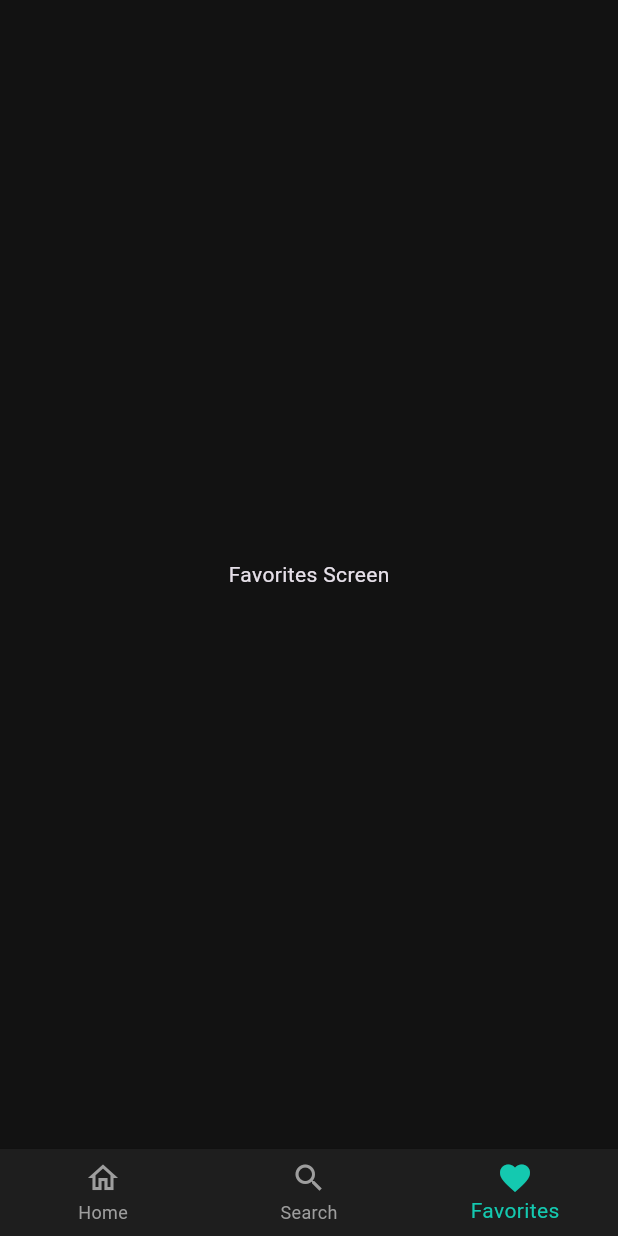
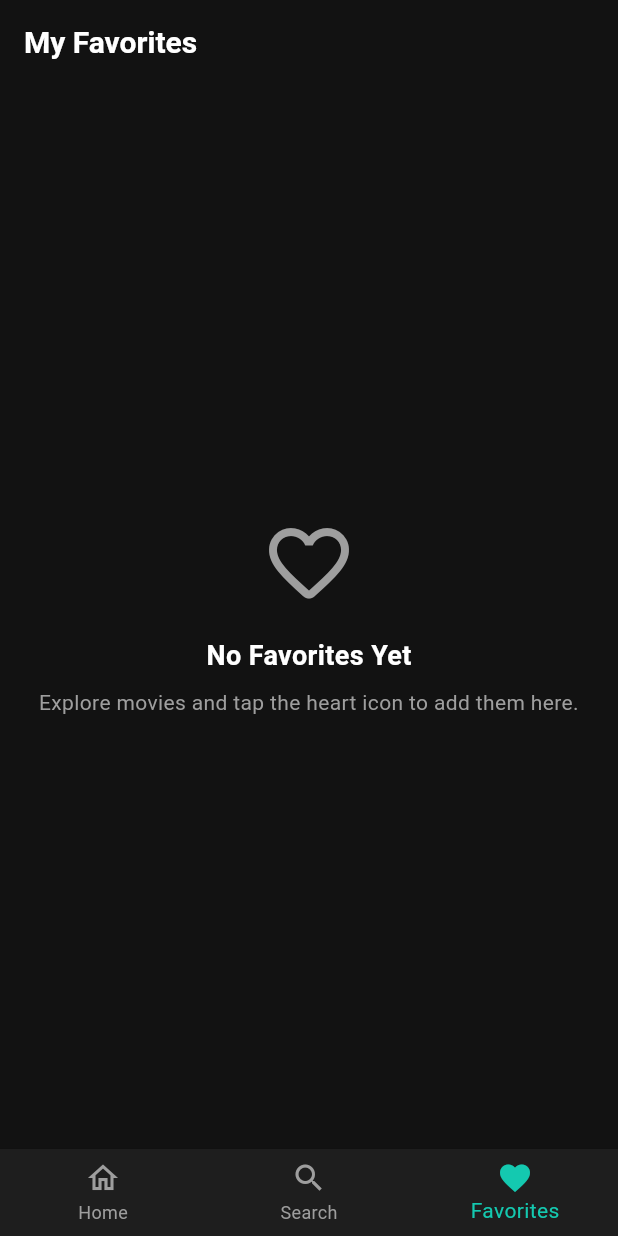
Before and after one commit to isholaisaiahtaiwo2022-prog/CineScope, a Flutter app: the screen it shows after launch, item 3 of the bottom bar chosen, on a phone screen of 412 x 824 dp. Run offline on Flutter 3.47's test engine with Material 3 defaults, Android fonts, the phone set to English and light mode, and no system bars; network calls fail.

Commit message:
Implement favorites screen layout with empty state

```diff
--- a/lib/screens/favorites_screen.dart
+++ b/lib/screens/favorites_screen.dart
@@ -1,14 +1,99 @@
 import 'package:flutter/material.dart';
+import 'package:movie_app/core/app_colors.dart';
+import 'package:movie_app/models/mock_movies.dart';
+import 'package:movie_app/models/movie.dart';
+import 'package:movie_app/screens/details_screen.dart';
+import 'package:movie_app/widget/movie_poster_card.dart';
 
 class FavoritesScreen extends StatelessWidget {
   const FavoritesScreen({super.key});
 
   @override
   Widget build(BuildContext context) {
+    final List<Movie> favoriteMovies = mockPopularMovies
+        .where((movie) => movie.isFavorite)
+        .toList();
     return Scaffold(
-      body: Center(
-        child: Text('Favorites Screen'),
+      appBar: AppBar(
+        title: const Text(
+          'My Favorites',
+          style: TextStyle(
+            color: AppColors.textPrimary,
+            fontSize: 20,
+            fontWeight: FontWeight.bold,
+          ),
+        ),
+
+        elevation: 0,
+        backgroundColor: AppColors.background,
+      ),
+      body: SafeArea(child:
+      favoriteMovies.isEmpty
+      ? _buildEmptyState()
+      : _buildFavoriteGrid(context, favoriteMovies),
       ),
     );
   }
 }
+
+
+// State 1: Rendered when user has 0 saved favorites
+  Widget _buildEmptyState() {
+    return const Center(
+      child: Column(
+        mainAxisAlignment: MainAxisAlignment.center,
+        children: [
+          Icon(
+            Icons.favorite_border_rounded,
+            size: 64,
+            color: AppColors.textSecondary,
+          ),
+          SizedBox(height: 16),
+          Text(
+            'No Favorites Yet',
+            style: TextStyle(
+              fontSize: 18,
+              fontWeight: FontWeight.bold,
+              color: AppColors.textPrimary,
+            ),
+          ),
+          SizedBox(height: 8),
+          Text(
+            'Explore movies and tap the heart icon to add them here.',
+            textAlign: TextAlign.center,
+            style: TextStyle(
+              fontSize: 14,
+              color: AppColors.textSecondary,
+            ),
+          ),
+        ],
+      ),
+    );
+  }
+
+Widget _buildFavoriteGrid(BuildContext context, List <Movie> movies){
+  return GridView.builder(
+    padding: const EdgeInsets.all(16),
+    gridDelegate: const SliverGridDelegateWithFixedCrossAxisCount(
+      crossAxisCount: 2,
+      childAspectRatio: 0.62 ,
+      crossAxisSpacing: 12,
+      mainAxisExtent: 16
+    ),
+
+    itemCount: movies.length,
+    itemBuilder: (context, Index){
+      final Movie = movies[Index];
+      return MoviePosterCard(movie: Movie,
+      width: double.infinity,
+
+
+      onTap: (){
+        Navigator.push(context,
+        MaterialPageRoute(builder: (context)=> DetailsScreen(movie: Movie),)
+        );
+      },
+      );
+    },
+  );
+}
```
Also changed, not shown: lib/screens/search_screen.dart (+11 -0 lines).
